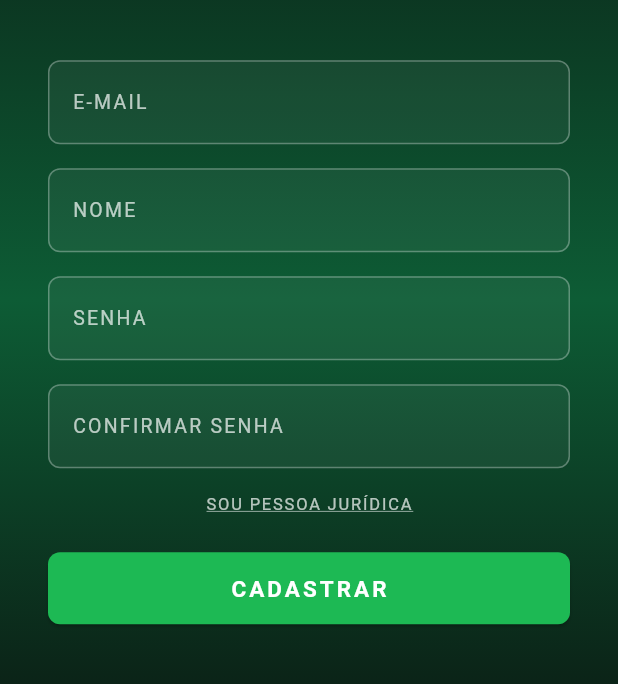
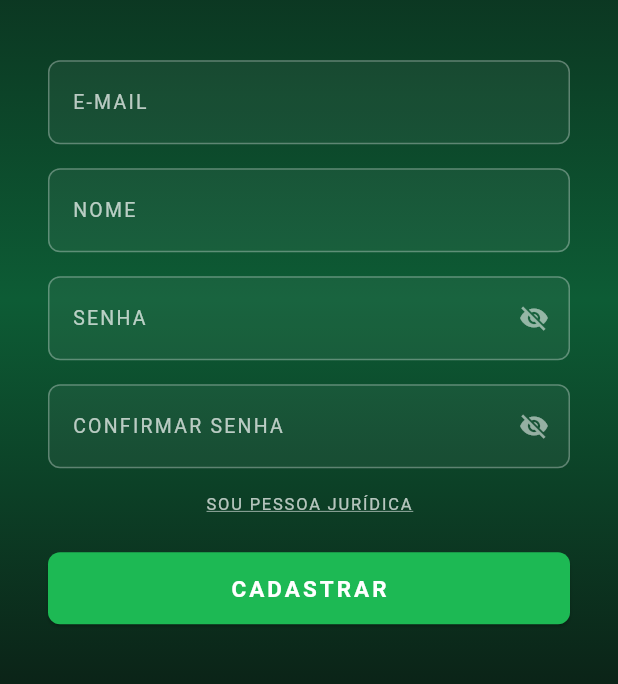
Before and after one commit to ricardoamdl/medvita, a Flutter app: the screen it shows after launch, after a tap on "CADASTRE-SE", on a phone screen of 412 x 824 dp, the part 380-1064 px from its top. Run offline on Flutter 3.47's test engine with Material 3 defaults, Android fonts, the phone set to English and light mode, and no system bars; our stand-ins replace image_picker, sqflite; accounts and stored records are empty; Roboto replaces fonts that are missing (Poppins).

```diff
--- a/lib/models/clinica_model.dart
+++ b/lib/models/clinica_model.dart
@@ -10,6 +10,7 @@ class ClinicaModel {
   final String cidade;
   final String horario;
   final List<String> especialidades;
+  final String fotoPath;
 
   const ClinicaModel({
     this.id,
@@ -22,5 +23,6 @@ class ClinicaModel {
     this.cidade = '',
     this.horario = '',
     this.especialidades = const [],
+    this.fotoPath = '',
   });
 }
--- a/lib/screens/cadastro_screen.dart
+++ b/lib/screens/cadastro_screen.dart
@@ -19,6 +19,8 @@ class _CadastroScreenState extends State<CadastroScreen> {
   final _confirmarSenhaController = TextEditingController();
 
   bool _isPessoaJuridica = false; // controla o toggle
+  bool _senhaVisivel = false;
+  bool _confirmarSenhaVisivel = false;
 
   @override
   void dispose() {
@@ -154,12 +156,14 @@ class _CadastroScreenState extends State<CadastroScreen> {
                     controller: _senhaController,
                     label: 'SENHA',
                     obscure: true,
+                    isConfirmarSenha: false,
                   ),
                   const SizedBox(height: 16),
                   _buildTextField(
                     controller: _confirmarSenhaController,
                     label: 'CONFIRMAR SENHA',
                     obscure: true,
+                    isConfirmarSenha: true,
                   ),
 
                   const SizedBox(height: 16),
@@ -223,11 +227,16 @@ class _CadastroScreenState extends State<CadastroScreen> {
     required TextEditingController controller,
     required String label,
     bool obscure = false,
+    bool isConfirmarSenha = false,
   }) {
+    final senhaVisivelAtual = isConfirmarSenha
+        ? _confirmarSenhaVisivel
+        : _senhaVisivel;
+
     return TextField(
       controller: controller,
-      obscureText: obscure,
-      style: const TextStyle(color: Colors.white, letterSpacing: 1),
+      obscureText: obscure && !senhaVisivelAtual,
+      style: const TextStyle(color: Colors.black, letterSpacing: 1),
       decoration: InputDecoration(
         labelText: label,
         labelStyle: const TextStyle(
@@ -235,6 +244,22 @@ class _CadastroScreenState extends State<CadastroScreen> {
           letterSpacing: 1.5,
           fontSize: 13,
         ),
+        suffixIcon: obscure
+            ? IconButton(
+                icon: Icon(
+                  senhaVisivelAtual ? Icons.visibility : Icons.visibility_off,
+                  color: Colors.white54,
+                  size: 20,
+                ),
+                onPressed: () => setState(() {
+                  if (isConfirmarSenha) {
+                    _confirmarSenhaVisivel = !_confirmarSenhaVisivel;
+                  } else {
+                    _senhaVisivel = !_senhaVisivel;
+                  }
+                }),
+              )
+            : null,
         enabledBorder: OutlineInputBorder(
           borderRadius: BorderRadius.circular(8),
           borderSide: const BorderSide(color: Colors.white30),
--- a/lib/screens/clinica/cadastro_clinica/passo1_dados_screen.dart
+++ b/lib/screens/clinica/cadastro_clinica/passo1_dados_screen.dart
@@ -182,6 +182,7 @@ class _Passo1DadosScreenState extends State<Passo1DadosScreen> {
       child: TextField(
         controller: controller,
         keyboardType: tipo,
+        style: const TextStyle(color: Colors.black, fontSize: 14),
         decoration: InputDecoration(
           hintText: label,
           hintStyle: TextStyle(color: Colors.grey.shade400, fontSize: 14),
--- a/lib/screens/clinica/cadastro_clinica/passo3_medicos_screen.dart
+++ b/lib/screens/clinica/cadastro_clinica/passo3_medicos_screen.dart
@@ -196,7 +196,10 @@ class _Passo3MedicosScreenState extends State<Passo3MedicosScreen> {
                       .map(
                         (e) => DropdownMenuItem<int>(
                           value: e['id'] as int,
-                          child: Text(e['nome'] as String),
+                          child: Text(
+                            e['nome'] as String,
+                            style: const TextStyle(color: Colors.black),
+                          ),
                         ),
                       )
                       .toList(),
--- a/lib/screens/clinica/cadastro_clinica/passo4_fotos_screen.dart
+++ b/lib/screens/clinica/cadastro_clinica/passo4_fotos_screen.dart
@@ -150,6 +150,7 @@ class _Passo4FotosScreenState extends State<Passo4FotosScreen> {
             TextField(
               controller: _descricaoController,
               maxLines: 4,
+              style: const TextStyle(color: Colors.black, fontSize: 14),
               decoration: InputDecoration(
                 hintText: 'descrição...',
                 hintStyle: TextStyle(color: Colors.grey.shade400, fontSize: 14),
--- a/lib/screens/clinica/cadastro_clinica/passo5_agenda_screen.dart
+++ b/lib/screens/clinica/cadastro_clinica/passo5_agenda_screen.dart
@@ -321,6 +321,10 @@ class _Passo5AgendaScreenState extends State<Passo5AgendaScreen> {
                           child: TextField(
                             controller: _horarioController,
                             keyboardType: TextInputType.datetime,
+                            style: const TextStyle(
+                              color: Colors.black,
+                              fontSize: 14,
+                            ),
                             decoration: InputDecoration(
                               hintText: 'ex: 08:00',
                               hintStyle: TextStyle(
--- a/lib/screens/login_screen.dart
+++ b/lib/screens/login_screen.dart
@@ -20,6 +20,9 @@ class _LoginScreenState extends State<LoginScreen> {
   final _senhaController = TextEditingController();
   bool _isPessoaJuridica = false;
   bool _carregando = false;
+  bool souClinica = false;
+  bool isLoading = false;
+  bool _senhaVisivel = false;
 
   @override
   void dispose() {
@@ -284,8 +287,8 @@ class _LoginScreenState extends State<LoginScreen> {
   }) {
     return TextField(
       controller: controller,
-      obscureText: obscure,
-      style: const TextStyle(color: Colors.white, letterSpacing: 1),
+      obscureText: obscure && !_senhaVisivel,
+      style: const TextStyle(color: Colors.black, letterSpacing: 1),
       decoration: InputDecoration(
         labelText: label,
         labelStyle: const TextStyle(
@@ -294,6 +297,16 @@ class _LoginScreenState extends State<LoginScreen> {
           fontSize: 13,
         ),
         prefixIcon: Icon(icon, color: Colors.white54, size: 20),
+        suffixIcon: obscure
+            ? IconButton(
+                icon: Icon(
+                  _senhaVisivel ? Icons.visibility : Icons.visibility_off,
+                  color: Colors.white54,
+                  size: 20,
+                ),
+                onPressed: () => setState(() => _senhaVisivel = !_senhaVisivel),
+              )
+            : null,
         enabledBorder: OutlineInputBorder(
           borderRadius: BorderRadius.circular(8),
           borderSide: const BorderSide(color: Colors.white30),
```
Also changed, not shown: lib/database/database_helper.dart (+80 -5 lines), lib/repositories/clinica_repository.dart (+19 -10 lines), lib/repositories/consulta_repository.dart (+6 -2 lines), lib/screens/clinica_detalhe_screen.dart (+29 -2 lines), lib/screens/confirmacao_agendamento_screen.dart (+10 -0 lines), lib/screens/home_screen.dart (+33 -9 lines).
